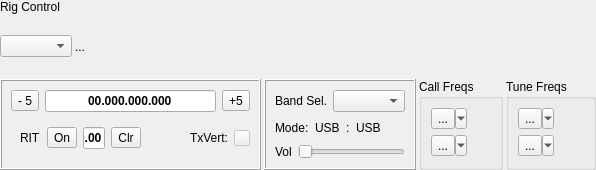
Qt form mqt/MqtLogger/rigcontrolframe.ui (Rsclub22/Minos2-Mirror) before a commit.
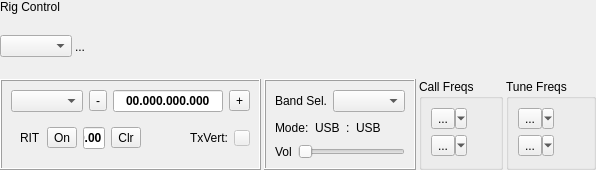
The same form after that commit. Custom widgets are drawn as their Qt base class.

Commit message: added selectable steps to rigcontrol panel freq +/- buttons. The steps are mode dependent.

What changed in the file:
```diff
--- a/mqt/MqtLogger/rigcontrolframe.ui
+++ b/mqt/MqtLogger/rigcontrolframe.ui
@@ -130,13 +130,16 @@
        <layout class="QVBoxLayout" name="verticalLayout">
         <item>
          <layout class="QHBoxLayout" name="horizontalLayout_5">
+          <item>
+           <widget class="QComboBox" name="freqStepCombo"/>
+          </item>
           <item>
            <widget class="QToolButton" name="freqDown">
             <property name="focusPolicy">
              <enum>Qt::NoFocus</enum>
             </property>
             <property name="text">
-             <string>- 5</string>
+             <string>-</string>
             </property>
            </widget>
           </item>
@@ -168,7 +171,7 @@
              <enum>Qt::NoFocus</enum>
             </property>
             <property name="text">
-             <string>+5</string>
+             <string>+</string>
             </property>
            </widget>
           </item>
```
The commit also changes 2 other files.
